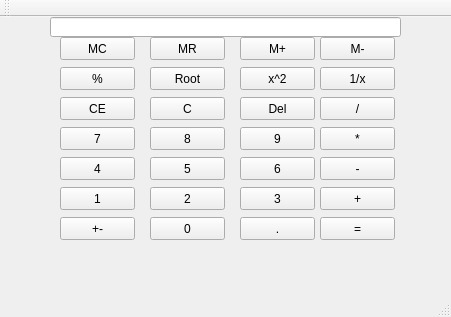
Qt form mainwindow.ui (MichaelBerdnikov/simple_calculator) before a commit.
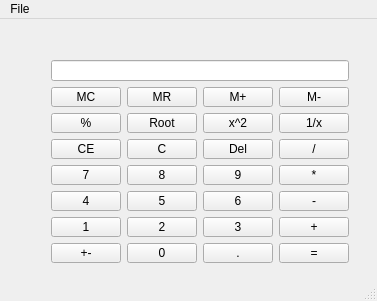
The same form after that commit.

Commit message: Add layout and toolbar

```diff
--- a/mainwindow.ui
+++ b/mainwindow.ui
@@ -6,426 +6,264 @@
    <rect>
     <x>0</x>
     <y>0</y>
-    <width>451</width>
-    <height>317</height>
+    <width>377</width>
+    <height>301</height>
    </rect>
   </property>
   <property name="windowTitle">
    <string>MainWindow</string>
   </property>
   <widget class="QWidget" name="centralWidget">
-   <widget class="QPushButton" name="pushButton_7">
+   <widget class="QWidget" name="">
     <property name="geometry">
      <rect>
-      <x>240</x>
-      <y>140</y>
-      <width>75</width>
-      <height>23</height>
+      <x>40</x>
+      <y>30</y>
+      <width>320</width>
+      <height>225</height>
      </rect>
     </property>
-    <property name="text">
-     <string>6</string>
-    </property>
-    <attribute name="buttonGroup">
-     <string notr="true">buttonGroup</string>
-    </attribute>
-   </widget>
-   <widget class="QPushButton" name="pushButton_9">
-    <property name="geometry">
-     <rect>
-      <x>150</x>
-      <y>110</y>
-      <width>75</width>
-      <height>23</height>
-     </rect>
-    </property>
-    <property name="text">
-     <string>8</string>
-    </property>
-    <attribute name="buttonGroup">
-     <string notr="true">buttonGroup</string>
-    </attribute>
-   </widget>
-   <widget class="QPushButton" name="pushButton_3">
-    <property name="geometry">
-     <rect>
-      <x>150</x>
-      <y>170</y>
-      <width>75</width>
-      <height>23</height>
-     </rect>
-    </property>
-    <property name="text">
-     <string>2</string>
-    </property>
-    <attribute name="buttonGroup">
-     <string notr="true">buttonGroup</string>
-    </attribute>
-   </widget>
-   <widget class="QPushButton" name="pushButton_2">
-    <property name="geometry">
-     <rect>
-      <x>60</x>
-      <y>170</y>
-      <width>75</width>
-      <height>23</height>
-     </rect>
-    </property>
-    <property name="text">
-     <string>1</string>
-    </property>
-    <attribute name="buttonGroup">
-     <string notr="true">buttonGroup</string>
-    </attribute>
-   </widget>
-   <widget class="QPushButton" name="pushButton_8">
-    <property name="geometry">
-     <rect>
-      <x>60</x>
-      <y>110</y>
-      <width>75</width>
-      <height>23</height>
-     </rect>
-    </property>
-    <property name="text">
-     <string>7</string>
-    </property>
-    <attribute name="buttonGroup">
-     <string notr="true">buttonGroup</string>
-    </attribute>
-   </widget>
-   <widget class="QPushButton" name="pushButton_12">
-    <property name="geometry">
-     <rect>
-      <x>240</x>
-      <y>200</y>
-      <width>75</width>
-      <height>23</height>
-     </rect>
-    </property>
-    <property name="text">
-     <string>.</string>
-    </property>
-    <attribute name="buttonGroup">
-     <string notr="true">buttonGroup</string>
-    </attribute>
-   </widget>
-   <widget class="QPushButton" name="pushButton_4">
-    <property name="geometry">
-     <rect>
-      <x>240</x>
-      <y>170</y>
-      <width>75</width>
-      <height>23</height>
-     </rect>
-    </property>
-    <property name="text">
-     <string>3</string>
-    </property>
-    <attribute name="buttonGroup">
-     <string notr="true">buttonGroup</string>
-    </attribute>
-   </widget>
-   <widget class="QPushButton" name="pushButton_10">
-    <property name="geometry">
-     <rect>
-      <x>240</x>
-      <y>110</y>
-      <width>75</width>
-      <height>23</height>
-     </rect>
-    </property>
-    <property name="text">
-     <string>9</string>
-    </property>
-    <attribute name="buttonGroup">
-     <string notr="true">buttonGroup</string>
-    </attribute>
-   </widget>
-   <widget class="QPushButton" name="pushButton_11">
-    <property name="geometry">
-     <rect>
-      <x>150</x>
-      <y>200</y>
-      <width>75</width>
-      <height>23</height>
-     </rect>
-    </property>
-    <property name="text">
-     <string>0</string>
-    </property>
-    <attribute name="buttonGroup">
-     <string notr="true">buttonGroup</string>
-    </attribute>
-   </widget>
-   <widget class="QPushButton" name="pushButton_6">
-    <property name="geometry">
-     <rect>
-      <x>150</x>
-      <y>140</y>
-      <width>75</width>
-      <height>23</height>
-     </rect>
-    </property>
-    <property name="text">
-     <string>5</string>
-    </property>
-    <attribute name="buttonGroup">
-     <string notr="true">buttonGroup</string>
-    </attribute>
-   </widget>
-   <widget class="QPushButton" name="pushButton_5">
-    <property name="geometry">
-     <rect>
-      <x>60</x>
-      <y>140</y>
-      <width>75</width>
-      <height>23</height>
-     </rect>
-    </property>
-    <property name="text">
-     <string>4</string>
-    </property>
-    <attribute name="buttonGroup">
-     <string notr="true">buttonGroup</string>
-    </attribute>
-   </widget>
-   <widget class="QLineEdit" name="lineEdit">
-    <property name="geometry">
-     <rect>
-      <x>50</x>
-      <y>0</y>
-      <width>351</width>
-      <height>20</height>
-     </rect>
-    </property>
-    <property name="alignment">
-     <set>Qt::AlignRight|Qt::AlignTrailing|Qt::AlignVCenter</set>
-    </property>
-    <property name="readOnly">
-     <bool>true</bool>
-    </property>
-   </widget>
-   <widget class="QPushButton" name="pushButtonResult">
-    <property name="geometry">
-     <rect>
-      <x>320</x>
-      <y>200</y>
-      <width>75</width>
-      <height>23</height>
-     </rect>
-    </property>
-    <property name="text">
-     <string>=</string>
-    </property>
-   </widget>
-   <widget class="QPushButton" name="pushButtonCE">
-    <property name="geometry">
-     <rect>
-      <x>60</x>
-      <y>80</y>
-      <width>75</width>
-      <height>23</height>
-     </rect>
-    </property>
-    <property name="text">
-     <string>CE</string>
-    </property>
-   </widget>
-   <widget class="QPushButton" name="pushButtonC">
-    <property name="geometry">
-     <rect>
-      <x>150</x>
-      <y>80</y>
-      <width>75</width>
-      <height>23</height>
-     </rect>
-    </property>
-    <property name="text">
-     <string>C</string>
-    </property>
-   </widget>
-   <widget class="QPushButton" name="pushButtonDel">
-    <property name="geometry">
-     <rect>
-      <x>240</x>
-      <y>80</y>
-      <width>75</width>
-      <height>23</height>
-     </rect>
-    </property>
-    <property name="text">
-     <string>Del</string>
-    </property>
-   </widget>
-   <widget class="QPushButton" name="pushButtonDevide">
-    <property name="geometry">
-     <rect>
-      <x>320</x>
-      <y>80</y>
-      <width>75</width>
-      <height>23</height>
-     </rect>
-    </property>
-    <property name="text">
-     <string>/</string>
-    </property>
-   </widget>
-   <widget class="QPushButton" name="pushButtonMultiply">
-    <property name="geometry">
-     <rect>
-      <x>320</x>
-      <y>110</y>
-      <width>75</width>
-      <height>23</height>
-     </rect>
-    </property>
-    <property name="text">
-     <string>*</string>
-    </property>
-   </widget>
-   <widget class="QPushButton" name="pushButtonMinus">
-    <property name="geometry">
-     <rect>
-      <x>320</x>
-      <y>140</y>
-      <width>75</width>
-      <height>23</height>
-     </rect>
-    </property>
-    <property name="text">
-     <string>-</string>
-    </property>
-   </widget>
-   <widget class="QPushButton" name="pushButtonPlus">
-    <property name="geometry">
-     <rect>
-      <x>320</x>
-      <y>170</y>
-      <width>75</width>
-      <height>23</height>
-     </rect>
-    </property>
-    <property name="text">
-     <string>+</string>
-    </property>
-   </widget>
-   <widget class="QPushButton" name="pushButtonPlusMinus">
-    <property name="geometry">
-     <rect>
-      <x>60</x>
-      <y>200</y>
-      <width>75</width>
-      <height>23</height>
-     </rect>
-    </property>
-    <property name="text">
-     <string>+-</string>
-    </property>
-   </widget>
-   <widget class="QPushButton" name="pushButtonPercent">
-    <property name="geometry">
-     <rect>
-      <x>60</x>
-      <y>50</y>
-      <width>75</width>
-      <height>23</height>
-     </rect>
-    </property>
-    <property name="text">
-     <string>%</string>
-    </property>
-   </widget>
-   <widget class="QPushButton" name="pushButtonRoot">
-    <property name="geometry">
-     <rect>
-      <x>150</x>
-      <y>50</y>
-      <width>75</width>
-      <height>23</height>
-     </rect>
-    </property>
-    <property name="text">
-     <string>Root</string>
-    </property>
-   </widget>
-   <widget class="QPushButton" name="pushButtonSquare">
-    <property name="geometry">
-     <rect>
-      <x>240</x>
-      <y>50</y>
-      <width>75</width>
-      <height>23</height>
-     </rect>
-    </property>
-    <property name="text">
-     <string>x^2</string>
-    </property>
-   </widget>
-   <widget class="QPushButton" name="pushButtonOneDelOnX">
-    <property name="geometry">
-     <rect>
-      <x>320</x>
-      <y>50</y>
-      <width>75</width>
-      <height>23</height>
-     </rect>
-    </property>
-    <property name="text">
-     <string>1/x</string>
-    </property>
-   </widget>
-   <widget class="QPushButton" name="pushButtonMC">
-    <property name="geometry">
-     <rect>
-      <x>60</x>
-      <y>20</y>
-      <width>75</width>
-      <height>23</height>
-     </rect>
-    </property>
-    <property name="text">
-     <string>MC</string>
-    </property>
-   </widget>
-   <widget class="QPushButton" name="pushButtonMR">
-    <property name="geometry">
-     <rect>
-      <x>150</x>
-      <y>20</y>
-      <width>75</width>
-      <height>23</height>
-     </rect>
-    </property>
-    <property name="text">
-     <string>MR</string>
-    </property>
-   </widget>
-   <widget class="QPushButton" name="pushButtonMPlus">
-    <property name="geometry">
-     <rect>
-      <x>240</x>
-      <y>20</y>
-      <width>75</width>
-      <height>23</height>
-     </rect>
-    </property>
-    <property name="text">
-     <string>M+</string>
-    </property>
-   </widget>
-   <widget class="QPushButton" name="pushButtonMMinus">
-    <property name="geometry">
-     <rect>
-      <x>320</x>
-      <y>20</y>
-      <width>75</width>
-      <height>23</height>
-     </rect>
-    </property>
-    <property name="text">
-     <string>M-</string>
-    </property>
+    <layout class="QGridLayout" name="gridLayout">
+     <item row="0" column="0" colspan="4">
+      <widget class="QLineEdit" name="lineEdit">
+       <property name="alignment">
+        <set>Qt::AlignRight|Qt::AlignTrailing|Qt::AlignVCenter</set>
+       </property>
+       <property name="readOnly">
+        <bool>true</bool>
+       </property>
+      </widget>
+     </item>
+     <item row="1" column="0">
+      <widget class="QPushButton" name="pushButtonMC">
+       <property name="text">
+        <string>MC</string>
+       </property>
+      </widget>
+     </item>
+     <item row="1" column="1">
+      <widget class="QPushButton" name="pushButtonMR">
+       <property name="text">
+        <string>MR</string>
+       </property>
+      </widget>
+     </item>
+     <item row="1" column="2">
+      <widget class="QPushButton" name="pushButtonMPlus">
+       <property name="text">
+        <string>M+</string>
+       </property>
+      </widget>
+     </item>
+     <item row="1" column="3">
+      <widget class="QPushButton" name="pushButtonMMinus">
+       <property name="text">
+        <string>M-</string>
+       </property>
+      </widget>
+     </item>
+     <item row="2" column="0">
+      <widget class="QPushButton" name="pushButtonPercent">
+       <property name="text">
+        <string>%</string>
+       </property>
+      </widget>
+     </item>
+     <item row="2" column="1">
+      <widget class="QPushButton" name="pushButtonRoot">
+       <property name="text">
+        <string>Root</string>
+       </property>
+      </widget>
+     </item>
+     <item row="2" column="2">
+      <widget class="QPushButton" name="pushButtonSquare">
+       <property name="text">
+        <string>x^2</string>
+       </property>
+      </widget>
+     </item>
+     <item row="2" column="3">
+      <widget class="QPushButton" name="pushButtonOneDelOnX">
+       <property name="text">
+        <string>1/x</string>
+       </property>
+      </widget>
+     </item>
+     <item row="3" column="0">
+      <widget class="QPushButton" name="pushButtonCE">
+       <property name="text">
+        <string>CE</string>
+       </property>
+      </widget>
+     </item>
+     <item row="3" column="1">
+      <widget class="QPushButton" name="pushButtonC">
+       <property name="text">
+        <string>C</string>
+       </property>
+      </widget>
+     </item>
+     <item row="3" column="2">
+      <widget class="QPushButton" name="pushButtonDel">
+       <property name="text">
+        <string>Del</string>
+       </property>
+      </widget>
+     </item>
+     <item row="3" column="3">
+      <widget class="QPushButton" name="pushButtonDevide">
+       <property name="text">
+        <string>/</string>
+       </property>
+      </widget>
+     </item>
+     <item row="4" column="0">
+      <widget class="QPushButton" name="pushButton_8">
+       <property name="text">
+        <string>7</string>
+       </property>
+       <attribute name="buttonGroup">
+        <string notr="true">buttonGroup</string>
+       </attribute>
+      </widget>
+     </item>
+     <item row="4" column="1">
+      <widget class="QPushButton" name="pushButton_9">
+       <property name="text">
+        <string>8</string>
+       </property>
+       <attribute name="buttonGroup">
+        <string notr="true">buttonGroup</string>
+       </attribute>
+      </widget>
+     </item>
+     <item row="4" column="2">
+      <widget class="QPushButton" name="pushButton_10">
+       <property name="text">
+        <string>9</string>
+       </property>
+       <attribute name="buttonGroup">
+        <string notr="true">buttonGroup</string>
+       </attribute>
+      </widget>
+     </item>
+     <item row="4" column="3">
+      <widget class="QPushButton" name="pushButtonMultiply">
+       <property name="text">
+        <string>*</string>
+       </property>
+      </widget>
+     </item>
+     <item row="5" column="0">
+      <widget class="QPushButton" name="pushButton_5">
+       <property name="text">
+        <string>4</string>
+       </property>
+       <attribute name="buttonGroup">
+        <string notr="true">buttonGroup</string>
+       </attribute>
+      </widget>
+     </item>
+     <item row="5" column="1">
+      <widget class="QPushButton" name="pushButton_6">
+       <property name="text">
+        <string>5</string>
+       </property>
+       <attribute name="buttonGroup">
+        <string notr="true">buttonGroup</string>
+       </attribute>
+      </widget>
+     </item>
+     <item row="5" column="2">
+      <widget class="QPushButton" name="pushButton_7">
+       <property name="text">
+        <string>6</string>
+       </property>
+       <attribute name="buttonGroup">
+        <string notr="true">buttonGroup</string>
+       </attribute>
+      </widget>
+     </item>
+     <item row="5" column="3">
+      <widget class="QPushButton" name="pushButtonMinus">
+       <property name="text">
+        <string>-</string>
+       </property>
+      </widget>
+     </item>
+     <item row="6" column="0">
+      <widget class="QPushButton" name="pushButton_2">
+       <property name="text">
+        <string>1</string>
+       </property>
+       <attribute name="buttonGroup">
+        <string notr="true">buttonGroup</string>
+       </attribute>
+      </widget>
+     </item>
+     <item row="6" column="1">
+      <widget class="QPushButton" name="pushButton_3">
+       <property name="text">
+        <string>2</string>
+       </property>
+       <attribute name="buttonGroup">
+        <string notr="true">buttonGroup</string>
+       </attribute>
+      </widget>
+     </item>
+     <item row="6" column="2">
+      <widget class="QPushButton" name="pushButton_4">
+       <property name="text">
+        <string>3</string>
+       </property>
+       <attribute name="buttonGroup">
+        <string notr="true">buttonGroup</string>
+       </attribute>
+      </widget>
+     </item>
+     <item row="6" column="3">
+      <widget class="QPushButton" name="pushButtonPlus">
+       <property name="text">
+        <string>+</string>
+       </property>
+      </widget>
+     </item>
+     <item row="7" column="0">
+      <widget class="QPushButton" name="pushButtonPlusMinus">
+       <property name="text">
+        <string>+-</string>
+       </property>
+      </widget>
+     </item>
+     <item row="7" column="1">
+      <widget class="QPushButton" name="pushButton_11">
+       <property name="text">
+        <string>0</string>
+       </property>
+       <attribute name="buttonGroup">
+        <string notr="true">buttonGroup</string>
+       </attribute>
+      </widget>
+     </item>
+     <item row="7" column="2">
+      <widget class="QPushButton" name="pushButton_12">
+       <property name="text">
+        <string>.</string>
+       </property>
+       <attribute name="buttonGroup">
+        <string notr="true">buttonGroup</string>
+       </attribute>
+      </widget>
+     </item>
+     <item row="7" column="3">
+      <widget class="QPushButton" name="pushButtonResult">
+       <property name="text">
+        <string>=</string>
+       </property>
+      </widget>
+     </item>
+    </layout>
    </widget>
   </widget>
   <widget class="QMenuBar" name="menuBar">
@@ -433,18 +271,18 @@
     <rect>
      <x>0</x>
      <y>0</y>
-     <width>451</width>
+     <width>377</width>
      <height>21</height>
     </rect>
    </property>
-  </widget>
-  <widget class="QToolBar" name="mainToolBar">
-   <attribute name="toolBarArea">
-    <enum>TopToolBarArea</enum>
-   </attribute>
-   <attribute name="toolBarBreak">
-    <bool>false</bool>
-   </attribute>
+   <widget class="QMenu" name="menuFile">
+    <property name="title">
+     <string>File</string>
+    </property>
+    <addaction name="actionProperties"/>
+    <addaction name="actionExit"/>
+   </widget>
+   <addaction name="menuFile"/>
   </widget>
   <widget class="QStatusBar" name="statusBar"/>
  </widget>
```
Left out of the diff: 10 changed lines with no effect on the pictures.
